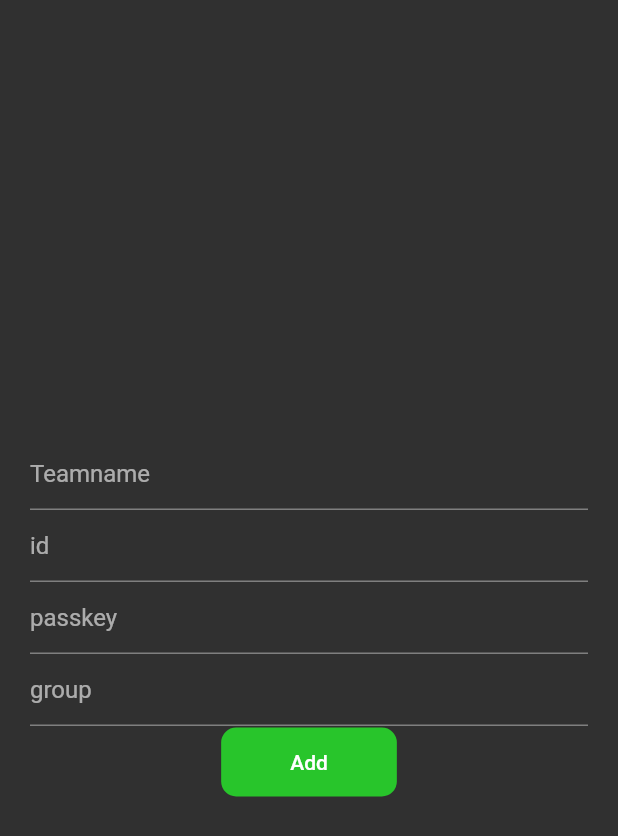
After one commit to aakzsh/treasure-hunt, a Flutter app: the screen it shows after launch, after a tap on the "add" icon, on a phone screen of 412 x 824 dp. The commit adds this screen. Shown: the top 836 px of the screen. Run offline on Flutter 3.47's test engine with Material 2 defaults, Android fonts, the phone set to English and light mode, and no system bars; our stand-ins replace cloud_firestore, firebase_core, google_fonts, shared_preferences; missing offline and left inert: mobile_scanner, qr_code_scanner; accounts and stored records are empty.

Commit message:
make reqd changes

```diff
--- a/lib/screens/home.dart
+++ b/lib/screens/home.dart
@@ -180,7 +180,7 @@ class _HomeState extends State<Home> {
                           ),
                           const SizedBox(height: 10),
                           Text(
-                            "Current Points - ${CurrentUser.score}",
+                            "Current Points : ${CurrentUser.score}",
                             textAlign: TextAlign.center,
                             style: const TextStyle(
                               fontSize: 16.0,
--- a/lib/screens/login.dart
+++ b/lib/screens/login.dart
@@ -3,6 +3,7 @@ import 'package:fanapp/currentuser.dart';
 import 'package:fanapp/data/firebase_helper.dart';
 
 import 'package:fanapp/screens/home.dart';
+import 'package:fanapp/screens/new.dart';
 
 import 'package:flutter/material.dart';
 import 'package:google_fonts/google_fonts.dart';
@@ -31,6 +32,12 @@ class _LoginState extends State<Login> {
             child: Column(
           // mainAxisAlignment: MainAxisAlignment.center,
           children: [
+            IconButton(
+                onPressed: () {
+                  Navigator.push(
+                      context, MaterialPageRoute(builder: (context) => New()));
+                },
+                icon: Icon(Icons.add)),
             Stack(
               alignment: Alignment.center,
               children: [
--- /dev/null
+++ b/lib/screens/new.dart
@@ -0,0 +1,71 @@
+import 'package:cloud_firestore/cloud_firestore.dart';
+import 'package:fanapp/extras/snackbar.dart';
+import 'package:fanapp/extras/widgets.dart';
+import 'package:flutter/material.dart';
+
+class New extends StatefulWidget {
+  const New({super.key});
+
+  @override
+  State<New> createState() => _NewState();
+}
+
+class _NewState extends State<New> {
+  var ins = FirebaseFirestore.instance;
+  TextEditingController nameCont = TextEditingController(),
+      passkey = TextEditingController(),
+      group = TextEditingController(),
+      id = TextEditingController();
+  void addToDb() async {}
+  @override
+  Widget build(BuildContext context) {
+    return Scaffold(
+      body: Padding(
+        padding: EdgeInsets.all(20),
+        child: Column(
+          mainAxisAlignment: MainAxisAlignment.center,
+          children: [
+            TextField(
+              decoration: InputDecoration(hintText: "Teamname"),
+              controller: nameCont,
+            ),
+            TextField(
+              decoration: InputDecoration(hintText: "id"),
+              controller: id,
+            ),
+            TextField(
+              decoration: InputDecoration(hintText: "passkey"),
+              controller: passkey,
+            ),
+            TextField(
+              decoration: InputDecoration(hintText: "group"),
+              controller: group,
+            ),
+            btnWidget(
+              "Add",
+              callback: () async {
+                // print(name.text);
+                ins
+                    .collection("teams")
+                    .doc(id.text)
+                    .set({
+                      "group": group.text,
+                      "id": id.text,
+                      "isOut": false,
+                      "level": 1,
+                      "name": nameCont.text,
+                      "passkey": passkey.text,
+                      "score": 0,
+                    })
+                    .then((value) => {ShowSnackBar("done", context)})
+                    .catchError((err) {
+                      ShowSnackBar(err.toString(), context);
+                    });
+              },
+            ),
+          ],
+        ),
+      ),
+    );
+  }
+}
```
Also changed, not shown: lib/data/questions.dart (+102 -90 lines), lib/screens/leaderboard.dart (+7 -5 lines).
